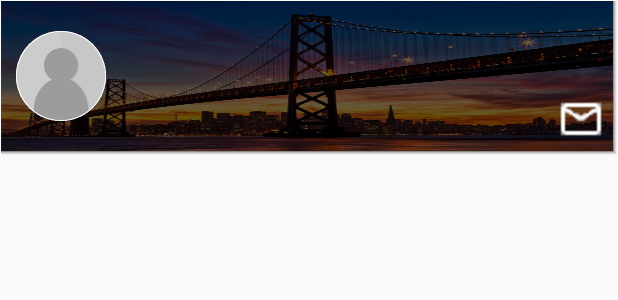
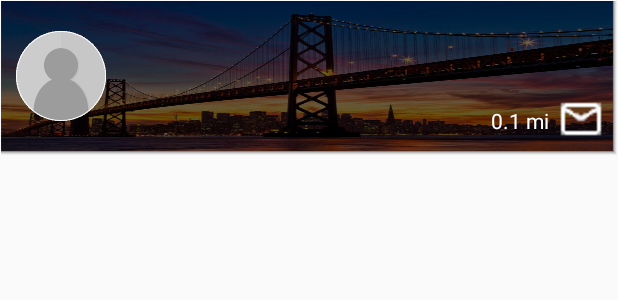
Before and after one commit to saihou/SoLo, an Android app: the layout list_row_layout.xml on its own in the app's theme, with its tools: preview values and no code run, on a phone screen of 412 x 824 dp. Shown: the top 300 px of the screen. Run offline under Robolectric (Android 15) with nearby library versions, the phone set to English and light mode, and no system bars.

Commit message:
added distance on each post

```diff
--- a/Android/app/src/main/res/layout/list_row_layout.xml
+++ b/Android/app/src/main/res/layout/list_row_layout.xml
@@ -73,4 +73,14 @@
         android:layout_marginLeft="10dp"
         android:elevation="6dp"
         android:src="@drawable/avatar_placeholder" />
+
+        <TextView
+            android:layout_width="wrap_content"
+            android:layout_height="wrap_content"
+            android:text="@string/just_distance"
+            android:textColor="#FFFFFF"
+            android:paddingTop="2dp"
+            android:layout_alignBottom="@+id/reporter"
+            android:layout_toLeftOf="@+id/chatroom_btn"
+            android:layout_toStartOf="@+id/chatroom_btn" />
 </RelativeLayout>
--- a/Android/app/src/main/res/values/strings.xml
+++ b/Android/app/src/main/res/values/strings.xml
@@ -25,4 +25,5 @@
     <!-- when connection to socket is not successful -->
 	<string name="error_connect">Failed to connect</string>
     <string name="reply_to_this_topic">Reply to this topic...</string>
+    <string name="just_distance">0.1 mi</string>
 </resources>
```
